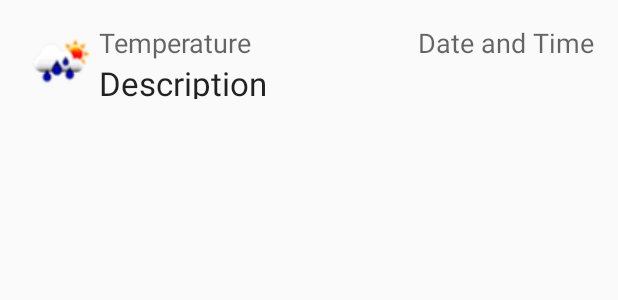
After one commit to JeffreyRuder/WeatherBot, an Android app: the layout forecast_list_item.xml on its own in the app's theme, with its tools: preview values and no code run, on a phone screen of 412 x 824 dp. The commit adds this screen. Shown: the top 300 px of the screen. Run offline under Robolectric (Android 15) with nearby library versions, the phone set to English and light mode, and no system bars.

Commit message:
Create ForecastStatus model and custom forecast_list_item view

```diff
--- /dev/null
+++ b/app/src/main/res/layout/forecast_list_item.xml
@@ -0,0 +1,47 @@
+<?xml version="1.0" encoding="utf-8"?>
+<LinearLayout xmlns:android="http://schemas.android.com/apk/res/android"
+    android:orientation="horizontal" android:layout_width="match_parent"
+    android:padding="@dimen/activity_horizontal_margin"
+    android:layout_height="wrap_content">
+
+    <ImageView
+        android:layout_width="50sp"
+        android:layout_height="50sp"
+        android:src="@drawable/placeholder_icon"
+        android:id="@+id/imageView" />
+
+    <RelativeLayout
+        android:layout_width="match_parent"
+        android:layout_height="match_parent">
+
+        <TextView
+            android:layout_width="wrap_content"
+            android:layout_height="wrap_content"
+            android:textAppearance="?android:attr/textAppearanceMedium"
+            android:text="Temperature"
+            android:id="@+id/forecastTempTextView"
+            android:layout_alignParentTop="true"
+            android:layout_alignParentLeft="true"
+            android:layout_alignParentStart="true" />
+
+        <TextView
+            android:layout_width="wrap_content"
+            android:layout_height="wrap_content"
+            android:textAppearance="?android:attr/textAppearanceLarge"
+            android:text="Description"
+            android:id="@+id/textView"
+            android:layout_below="@+id/forecastTempTextView"
+            android:layout_alignParentLeft="true"
+            android:layout_alignParentStart="true" />
+
+        <TextView
+            android:layout_width="wrap_content"
+            android:layout_height="wrap_content"
+            android:textAppearance="?android:attr/textAppearanceMedium"
+            android:text="Date and Time"
+            android:id="@+id/forecastDateTimeTextView"
+            android:layout_alignParentTop="true"
+            android:layout_alignParentRight="true"
+            android:layout_alignParentEnd="true" />
+    </RelativeLayout>
+</LinearLayout>
```
Also changed, not shown: app/src/main/java/com/example/guest/weatherbot/models/ForecastStatus.java (added, +45 -0 lines), app/src/main/java/com/example/guest/weatherbot/services/OpenWeatherService.java (+37 -23 lines), app/src/main/java/com/example/guest/weatherbot/ui/CurrentWeatherActivity.java (+4 -3 lines), app/src/main/res/layout/activity_current_weather.xml (+18 -1 lines).
